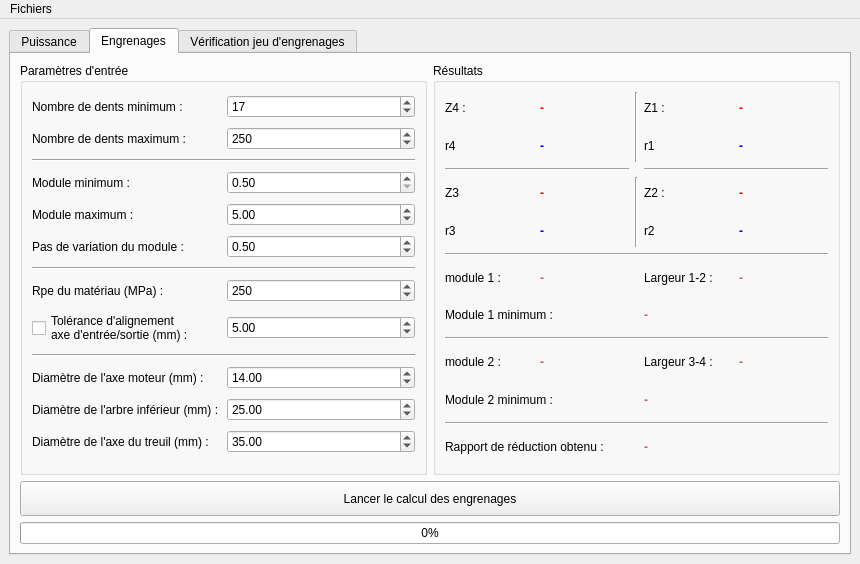
Old version of the form UI_engr/mainwindow.ui in the repository Cypher-0/UI_calc_engr_S3A.
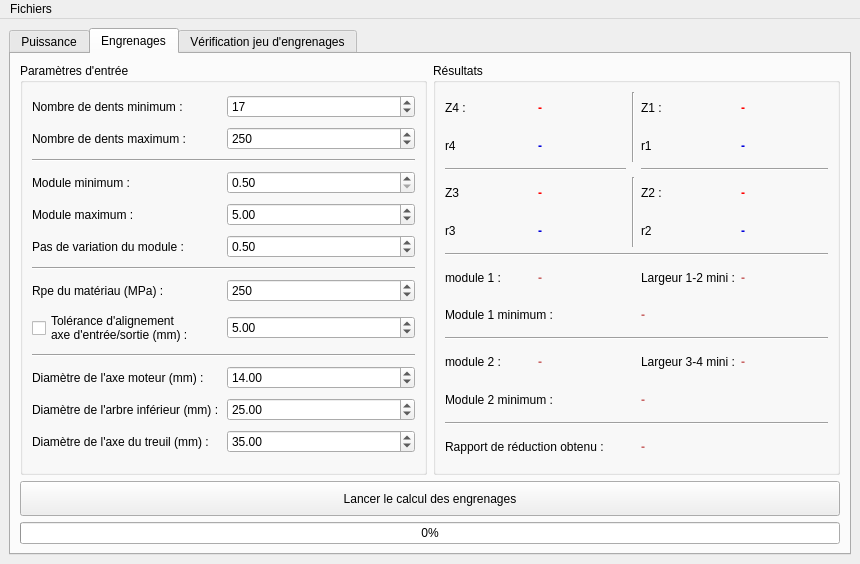
New version of the form. The open tabs and pages were chosen to show the change. Icons and pictures are not drawn.

Patch:
```diff
--- a/UI_engr/mainwindow.ui
+++ b/UI_engr/mainwindow.ui
@@ -952,7 +952,7 @@
              <item row="9" column="3">
               <widget class="QLabel" name="lbl_disp_b34">
                <property name="text">
-                <string>Largeur 3-4 :</string>
+                <string>Largeur 3-4 mini :</string>
                </property>
               </widget>
              </item>
@@ -979,7 +979,7 @@
              <item row="6" column="3">
               <widget class="QLabel" name="lbl_disp_b12">
                <property name="text">
-                <string>Largeur 1-2 :</string>
+                <string>Largeur 1-2 mini :</string>
                </property>
               </widget>
              </item>
```
Left out of the diff: 12 changed lines with no effect on the pictures.
